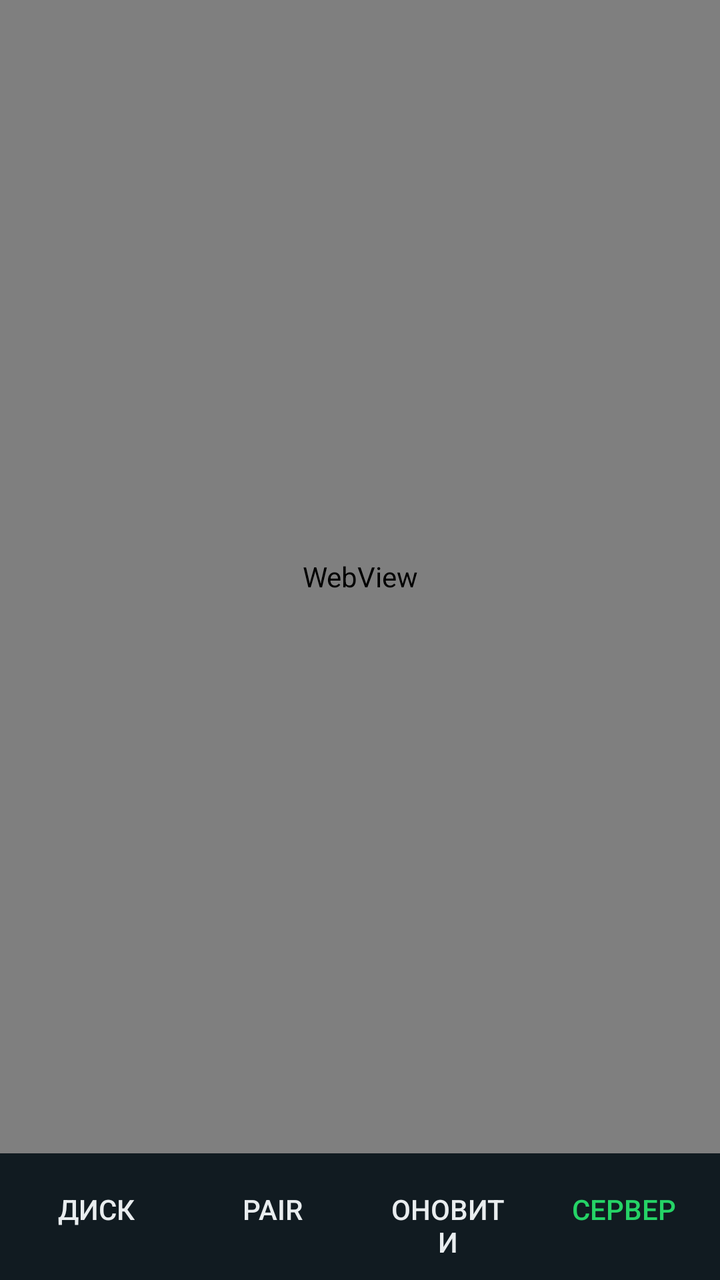
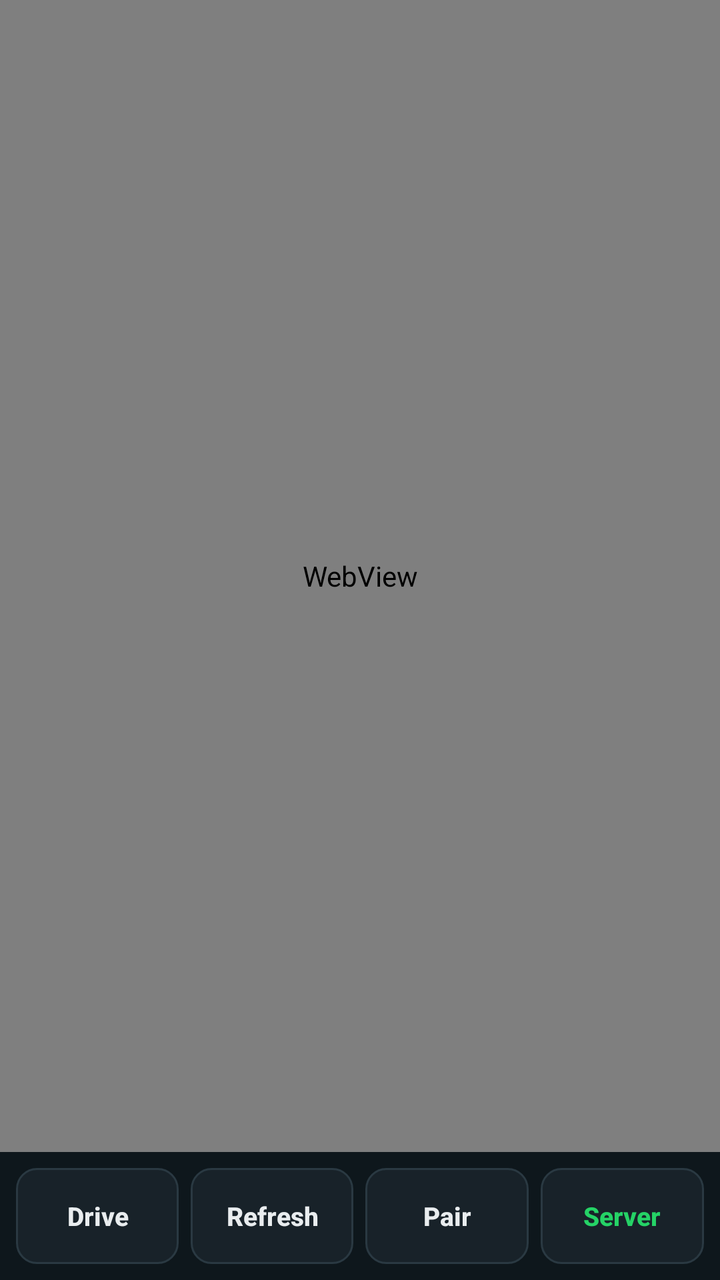

An Android layout rendered at two revisions. The XML below is the earlier revision; the diff shows what the commit changed to produce the second picture.
<!-- AndroidManifest.xml: application theme Theme.WattSapDrive -->
<!-- res/layout/activity_main.xml -->
<?xml version="1.0" encoding="utf-8"?>
<FrameLayout xmlns:android="http://schemas.android.com/apk/res/android"
    android:layout_width="match_parent"
    android:layout_height="match_parent"
    android:background="@color/wa_dark">

    <LinearLayout
        android:layout_width="match_parent"
        android:layout_height="match_parent"
        android:orientation="vertical">

        <WebView
            android:id="@+id/webView"
            android:layout_width="match_parent"
            android:layout_height="0dp"
            android:layout_weight="1" />

        <LinearLayout
            android:id="@+id/bottomBar"
            android:layout_width="match_parent"
            android:layout_height="wrap_content"
            android:background="#111B21"
            android:orientation="horizontal"
            android:padding="4dp">

            <Button
                android:id="@+id/btnHome"
                style="?android:attr/borderlessButtonStyle"
                android:layout_width="0dp"
                android:layout_height="wrap_content"
                android:layout_weight="1"
                android:text="Диск"
                android:textColor="@color/wa_text" />

            <Button
                android:id="@+id/btnPairBar"
                style="?android:attr/borderlessButtonStyle"
                android:layout_width="0dp"
                android:layout_height="wrap_content"
                android:layout_weight="1"
                android:text="Pair"
                android:textColor="@color/wa_text" />

            <Button
                android:id="@+id/btnReload"
                style="?android:attr/borderlessButtonStyle"
                android:layout_width="0dp"
                android:layout_height="wrap_content"
                android:layout_weight="1"
                android:text="@string/reload"
                android:textColor="@color/wa_text" />

            <Button
                android:id="@+id/btnServer"
                style="?android:attr/borderlessButtonStyle"
                android:layout_width="0dp"
                android:layout_height="wrap_content"
                android:layout_weight="1"
                android:text="@string/settings"
                android:textColor="@color/wa_green" />
        </LinearLayout>
    </LinearLayout>

    <LinearLayout
        android:id="@+id/setupPanel"
        android:layout_width="match_parent"
        android:layout_height="match_parent"
        android:gravity="center"
        android:orientation="vertical"
        android:padding="24dp"
        android:visibility="gone"
        android:background="@color/wa_dark">

        <TextView
            android:layout_width="wrap_content"
            android:layout_height="wrap_content"
            android:text="☁ WattSapDrive"
            android:textColor="@color/wa_text"
            android:textSize="28sp"
            android:textStyle="bold" />

        <TextView
            android:layout_width="match_parent"
            android:layout_height="wrap_content"
            android:layout_marginTop="8dp"
            android:gravity="center"
            android:text="@string/server_hint"
            android:textColor="@color/wa_muted" />

        <EditText
            android:id="@+id/serverUrl"
            android:layout_width="match_parent"
            android:layout_height="wrap_content"
            android:layout_marginTop="16dp"
            android:background="@drawable/bg_input"
            android:hint="http://127.0.0.1:3000"
            android:inputType="textUri"
            android:padding="14dp"
            android:textColor="@color/wa_text"
            android:textColorHint="@color/wa_muted" />

        <Button
            android:id="@+id/btnOpen"
            android:layout_width="match_parent"
            android:layout_height="wrap_content"
            android:layout_marginTop="12dp"
            android:backgroundTint="@color/wa_green"
            android:text="@string/open_disk"
            android:textColor="#04140b" />

        <Button
            android:id="@+id/btnPair"
            android:layout_width="match_parent"
            android:layout_height="wrap_content"
            android:layout_marginTop="8dp"
            android:backgroundTint="@color/wa_panel"
            android:text="@string/open_pair"
            android:textColor="@color/wa_green" />
    </LinearLayout>
</FrameLayout>
<!-- resources referenced by this layout -->
<resources>
  <color name="wa_dark">#0B141A</color>
  <color name="wa_green">#25D366</color>
  <color name="wa_muted">#8696A0</color>
  <color name="wa_panel">#111B21</color>
  <color name="wa_text">#E9EDEF</color>
  <!-- drawable bg_input (drawable) -->
  <?xml version="1.0" encoding="utf-8"?>
  <shape xmlns:android="http://schemas.android.com/apk/res/android"
      android:shape="rectangle">
      <solid android:color="@color/wa_panel" />
      <corners android:radius="12dp" />
      <stroke
          android:width="1dp"
          android:color="#2A3942" />
  </shape>
  <string name="open_disk">Відкрити диск</string>
  <string name="open_pair">Привʼязка</string>
  <string name="reload">Оновити</string>
  <string name="server_hint">Адреса бота (напр. http://127.0.0.1:3000)</string>
  <string name="settings">Сервер</string>
  <style name="Theme.WattSapDrive" parent="Theme.AppCompat.NoActionBar">
          <item name="colorPrimary">@color/wa_green</item>
          <item name="colorPrimaryDark">@color/wa_dark</item>
          <item name="colorAccent">@color/wa_green</item>
          <item name="android:statusBarColor">@color/wa_dark</item>
          <item name="android:navigationBarColor">@color/wa_dark</item>
          <item name="android:windowBackground">@color/wa_dark</item>
          <item name="android:textColorPrimary">@color/wa_text</item>
      </style>
</resources>

<!-- the commit's change to res/layout/activity_main.xml (unified diff, before → after) -->
@@ -19,45 +19,72 @@
             android:id="@+id/bottomBar"
             android:layout_width="match_parent"
             android:layout_height="wrap_content"
-            android:background="#111B21"
+            android:background="#0E171C"
+            android:gravity="center_vertical"
             android:orientation="horizontal"
-            android:padding="4dp">
+            android:paddingStart="8dp"
+            android:paddingEnd="8dp"
+            android:paddingTop="8dp"
+            android:paddingBottom="8dp">
 
             <Button
                 android:id="@+id/btnHome"
-                style="?android:attr/borderlessButtonStyle"
                 android:layout_width="0dp"
-                android:layout_height="wrap_content"
+                android:layout_height="48dp"
+                android:layout_marginEnd="6dp"
                 android:layout_weight="1"
-                android:text="Диск"
-                android:textColor="@color/wa_text" />
+                android:background="@drawable/bg_nav_btn"
+                android:elevation="0dp"
+                android:stateListAnimator="@null"
+                android:text="@string/nav_drive"
+                android:textAllCaps="false"
+                android:textColor="@color/wa_text"
+                android:textSize="13sp"
+                android:textStyle="bold" />
+
+            <Button
+                android:id="@+id/btnReload"
+                android:layout_width="0dp"
+                android:layout_height="48dp"
+                android:layout_marginEnd="6dp"
+                android:layout_weight="1"
+                android:background="@drawable/bg_nav_btn"
+                android:elevation="0dp"
+                android:stateListAnimator="@null"
+                android:text="@string/nav_refresh"
+                android:textAllCaps="false"
+                android:textColor="@color/wa_text"
+                android:textSize="13sp"
+                android:textStyle="bold" />
 
             <Button
                 android:id="@+id/btnPairBar"
-                style="?android:attr/borderlessButtonStyle"
                 android:layout_width="0dp"
-                android:layout_height="wrap_content"
+                android:layout_height="48dp"
+                android:layout_marginEnd="6dp"
                 android:layout_weight="1"
-                android:text="Pair"
-                android:textColor="@color/wa_text" />
-
-            <Button
-                android:id="@+id/btnReload"
-                style="?android:attr/borderlessButtonStyle"
-                android:layout_width="0dp"
-                android:layout_height="wrap_content"
-                android:layout_weight="1"
-                android:text="@string/reload"
-                android:textColor="@color/wa_text" />
+                android:background="@drawable/bg_nav_btn"
+                android:elevation="0dp"
+                android:stateListAnimator="@null"
+                android:text="@string/nav_pair"
+                android:textAllCaps="false"
+                android:textColor="@color/wa_text"
+                android:textSize="13sp"
+                android:textStyle="bold" />
 
             <Button
                 android:id="@+id/btnServer"
-                style="?android:attr/borderlessButtonStyle"
                 android:layout_width="0dp"
-                android:layout_height="wrap_content"
+                android:layout_height="48dp"
                 android:layout_weight="1"
-                android:text="@string/settings"
-                android:textColor="@color/wa_green" />
+                android:background="@drawable/bg_nav_btn"
+                android:elevation="0dp"
+                android:stateListAnimator="@null"
+                android:text="@string/nav_server"
+                android:textAllCaps="false"
+                android:textColor="@color/wa_green"
+                android:textSize="13sp"
+                android:textStyle="bold" />
         </LinearLayout>
     </LinearLayout>
 
<!-- resource entries referenced after the edit -->
@@ -15,11 +15,31 @@
           android:width="1dp"
           android:color="#2A3942" />
   </shape>
+  <!-- drawable bg_nav_btn (drawable) -->
+  <?xml version="1.0" encoding="utf-8"?>
+  <selector xmlns:android="http://schemas.android.com/apk/res/android">
+      <item android:state_pressed="true">
+          <shape android:shape="rectangle">
+              <solid android:color="#1F2C34" />
+              <corners android:radius="10dp" />
+              <stroke android:width="1dp" android:color="#2A3942" />
+          </shape>
+      </item>
+      <item>
+          <shape android:shape="rectangle">
+              <solid android:color="#182229" />
+              <corners android:radius="10dp" />
+              <stroke android:width="1dp" android:color="#2A3942" />
+          </shape>
+      </item>
+  </selector>
+  <string name="nav_drive">Drive</string>
+  <string name="nav_pair">Pair</string>
+  <string name="nav_refresh">Refresh</string>
+  <string name="nav_server">Server</string>
   <string name="open_disk">Відкрити диск</string>
   <string name="open_pair">Привʼязка</string>
-  <string name="reload">Оновити</string>
   <string name="server_hint">Адреса бота (напр. http://127.0.0.1:3000)</string>
-  <string name="settings">Сервер</string>
   <style name="Theme.WattSapDrive" parent="Theme.AppCompat.NoActionBar">
           <item name="colorPrimary">@color/wa_green</item>
           <item name="colorPrimaryDark">@color/wa_dark</item>
